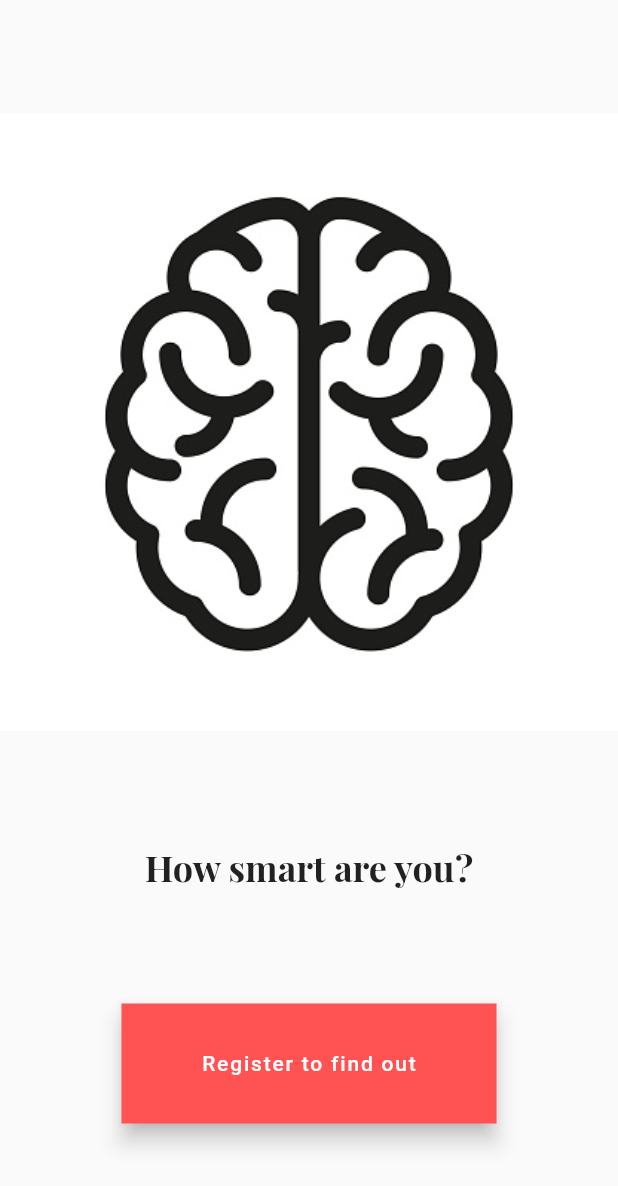
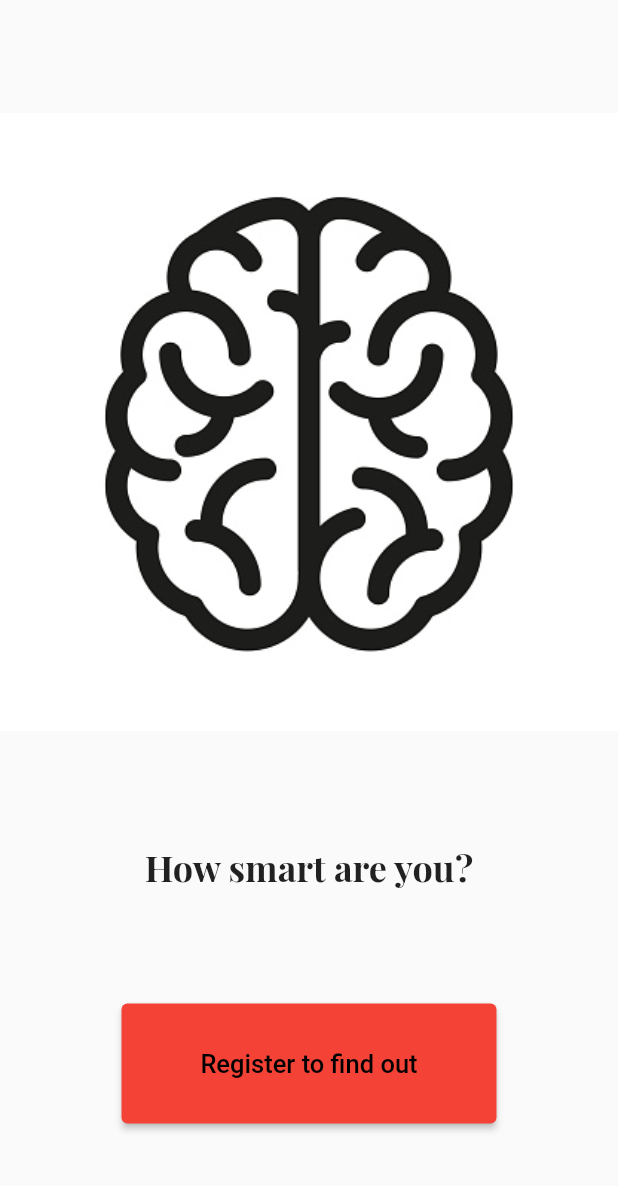
Before and after one commit to Goal-Digger1/how_smart_are_you, a Flutter app: the screen it shows after launch, on a phone screen of 412 x 824 dp. Shown: the top 1186 px of the screen. Run offline on Flutter 3.47's test engine with Material 2 defaults, Android fonts, the phone set to English and light mode, and no system bars.

Commit message:
Changed button text

```diff
--- a/lib/main.dart
+++ b/lib/main.dart
@@ -25,14 +25,18 @@ class Opening extends StatelessWidget {
           Container(
             height: 80.0,
             width: 250.0,
-            child: FloatingActionButton(
+            child: ElevatedButton(
               onPressed: () {  },
               child: const Text(
                 'Register to find out',
-                //style:
+                style: TextStyle(
+                    fontSize: 17.0,
+                    color: Colors.black,
+                ),
               ),
-              shape: BeveledRectangleBorder(),
-              backgroundColor: Colors.redAccent,
+              style: ButtonStyle(
+                backgroundColor: MaterialStateProperty.all<Color>(Colors.red),
+              )
             ),
           ),
         ],
```
